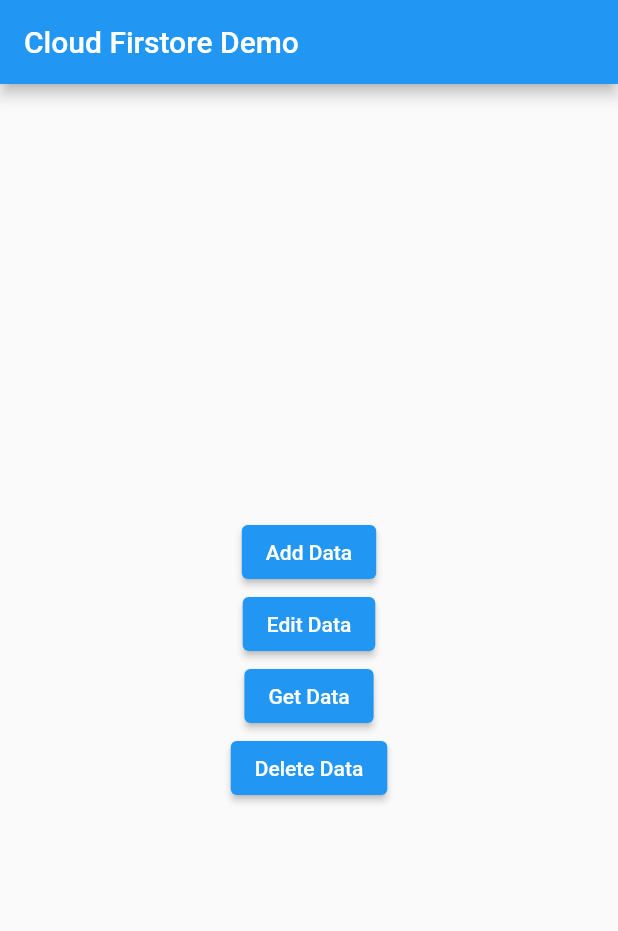
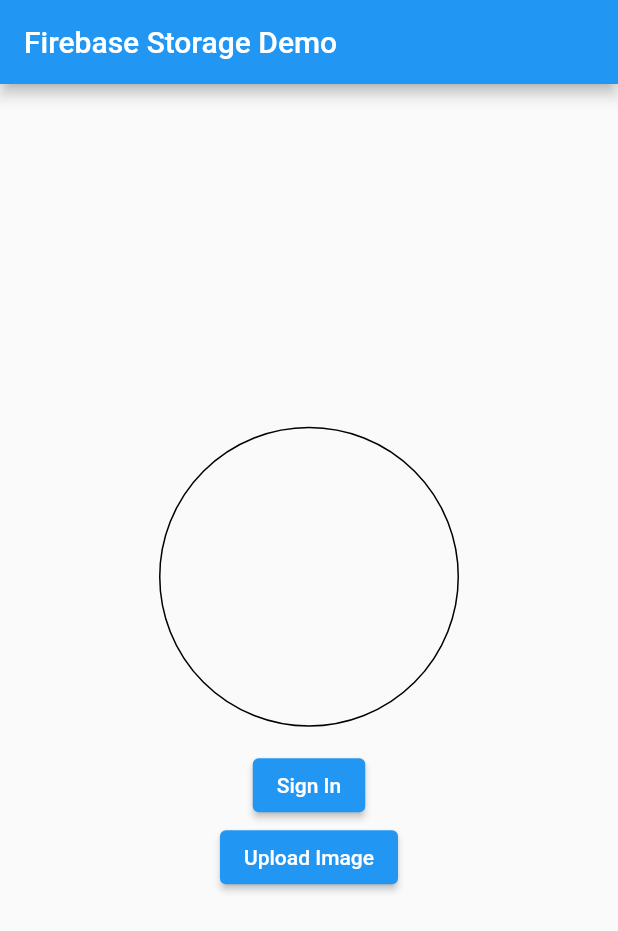
Before and after one commit to farabie/firebase_anonymousflut, a Flutter app: the screen it shows after launch, on a phone screen of 412 x 824 dp. Shown: the top 931 px of the screen. Run offline on Flutter 3.47's test engine with Material 2 defaults, Android fonts, the phone set to English and light mode, and no system bars; our stand-ins replace cloud_firestore, firebase_auth, firebase_core, firebase_storage, image_picker; missing offline and left inert: dart:ffi; accounts and stored records are empty.

Commit message:
Firebase Storage + Image Picker

```diff
--- a/lib/main.dart
+++ b/lib/main.dart
@@ -1,10 +1,14 @@
+import 'dart:io';
+
 import 'package:cloud_firestore/cloud_firestore.dart';
 import 'package:firebase_anonymousflut/auth_services.dart';
 import 'package:firebase_anonymousflut/database_services.dart';
 import 'package:firebase_anonymousflut/wrapper.dart';
 import 'package:firebase_core/firebase_core.dart';
 import 'package:flutter/material.dart';
+import 'package:image_picker/image_picker.dart';
 import 'package:provider/provider.dart';
+import 'package:path/path.dart' as path;
 
 void main() async {
   WidgetsFlutterBinding.ensureInitialized();
@@ -12,11 +16,88 @@
   runApp(const FirebaseAnonym());
 }
 
-class FirebaseAnonym extends StatelessWidget {
+class FirebaseAnonym extends StatefulWidget {
   const FirebaseAnonym({super.key});
 
   @override
+  State<FirebaseAnonym> createState() => _FirebaseAnonymState();
+}
+
+class _FirebaseAnonymState extends State<FirebaseAnonym> {
+  String? imagePath;
+  @override
   Widget build(BuildContext context) {
+    return MaterialApp(
+      debugShowCheckedModeBanner: false,
+      home: Scaffold(
+        appBar: AppBar(
+          title: Text("Firebase Storage Demo"),
+        ),
+        body: Container(
+          child: Center(
+            child: Column(
+              mainAxisAlignment: MainAxisAlignment.center,
+              children: <Widget>[
+                (imagePath != null)
+                    ? Container(
+                        width: 200,
+                        height: 200,
+                        decoration: BoxDecoration(
+                          shape: BoxShape.circle,
+                          border: Border.all(color: Colors.black),
+                          image: DecorationImage(
+                            image: NetworkImage(imagePath!),
+                            fit: BoxFit.cover,
+                          ),
+                        ),
+                      )
+                    : Container(
+                        width: 200,
+                        height: 200,
+                        decoration: BoxDecoration(
+                          shape: BoxShape.circle,
+                          border: Border.all(color: Colors.black),
+                        ),
+                      ),
+                const SizedBox(
+                  height: 15,
+                ),
+                ElevatedButton(
+                  child: Text("Sign In"),
+                  onPressed: () async {
+                    AuthServices.signInWithAnonymous();
+                  },
+                ),
+                ElevatedButton(
+                  child: Text("Upload Image"),
+                  onPressed: () async {
+                    File? file = await getImage();
+                    imagePath = await DatabaseServices.uploadImage(file!);
+
+                    setState(() {});
+                  },
+                ),
+              ],
+            ),
+          ),
+        ),
+      ),
+    );
+  }
+}
+
+Future<File?> getImage() async {
+  XFile? xFile = await ImagePicker().pickImage(source: ImageSource.gallery);
+
+  if (XFile != null) {
+    //Convert XFile to File
+    File file = File(xFile!.path);
+    return file;
+  }
+  return null;
+}
+
+
     // return StreamProvider.value(
     //   initialData: null,
     //   value: AuthServices.userStream,
@@ -26,64 +107,62 @@
     //   ),
     // );
 
-    return MaterialApp(
-      debugShowCheckedModeBanner: false,
-      home: Scaffold(
-        appBar: AppBar(
-          title: Text("Cloud Firstore Demo"),
-        ),
-        body: Center(
-          child: Column(
-            mainAxisAlignment: MainAxisAlignment.center,
-            children: <Widget>[
-              ElevatedButton(
-                onPressed: () {
-                  DatabaseServices.createOrUpdateProduct(
-                    "2",
-                    name: "Pens",
-                    price: 10000,
-                  );
-                },
-                child: Text(
-                  "Add Data",
-                ),
-              ),
-              ElevatedButton(
-                onPressed: () {
-                  DatabaseServices.createOrUpdateProduct(
-                    "1",
-                    name: "Pens",
-                    price: 200000,
-                  );
-                },
-                child: Text(
-                  "Edit Data",
-                ),
-              ),
-              ElevatedButton(
-                onPressed: () async {
-                  DocumentSnapshot snapshot =
-                      await DatabaseServices.getProduct("1");
-                  //snapshot.data['nama'] itu diganti jadi => snapshot.get('nama');
-                  print(snapshot.get('nama'));
-                  print(snapshot.get('harga'));
-                },
-                child: Text(
-                  "Get Data",
-                ),
-              ),
-              ElevatedButton(
-                onPressed: () {
-                  DatabaseServices.deleteProduct("1");
-                },
-                child: Text(
-                  "Delete Data",
-                ),
-              )
-            ],
-          ),
-        ),
-      ),
-    );
-  }
-}
+    // return MaterialApp(
+    //   debugShowCheckedModeBanner: false,
+    //   home: Scaffold(
+    //     appBar: AppBar(
+    //       title: Text("Cloud Firstore Demo"),
+    //     ),
+    //     body: Center(
+    //       child: Column(
+    //         mainAxisAlignment: MainAxisAlignment.center,
+    //         children: <Widget>[
+    //           ElevatedButton(
+    //             onPressed: () {
+    //               DatabaseServices.createOrUpdateProduct(
+    //                 "2",
+    //                 name: "Pens",
+    //                 price: 10000,
+    //               );
+    //             },
+    //             child: Text(
+    //               "Add Data",
+    //             ),
+    //           ),
+    //           ElevatedButton(
+    //             onPressed: () {
+    //               DatabaseServices.createOrUpdateProduct(
+    //                 "1",
+    //                 name: "Pens",
+    //                 price: 200000,
+    //               );
+    //             },
+    //             child: Text(
+    //               "Edit Data",
+    //             ),
+    //           ),
+    //           ElevatedButton(
+    //             onPressed: () async {
+    //               DocumentSnapshot snapshot =
+    //                   await DatabaseServices.getProduct("1");
+    //               //snapshot.data['nama'] itu diganti jadi => snapshot.get('nama');
+    //               print(snapshot.get('nama'));
+    //               print(snapshot.get('harga'));
+    //             },
+    //             child: Text(
+    //               "Get Data",
+    //             ),
+    //           ),
+    //           ElevatedButton(
+    //             onPressed: () {
+    //               DatabaseServices.deleteProduct("1");
+    //             },
+    //             child: Text(
+    //               "Delete Data",
+    //             ),
+    //           )
+    //         ],
+    //       ),
+    //     ),
+    //   ),
+    // );
--- a/pubspec.yaml
+++ b/pubspec.yaml
@@ -39,6 +39,9 @@
   firebase_core: ^2.16.0
   provider: ^6.0.5
   cloud_firestore: ^4.9.3
+  image_picker: ^1.0.4
+  firebase_storage: ^11.2.6
+
 
 dev_dependencies:
   flutter_test:
```
Also changed, not shown: lib/database_services.dart (+26 -0 lines), pubspec.lock, 5 other files.
